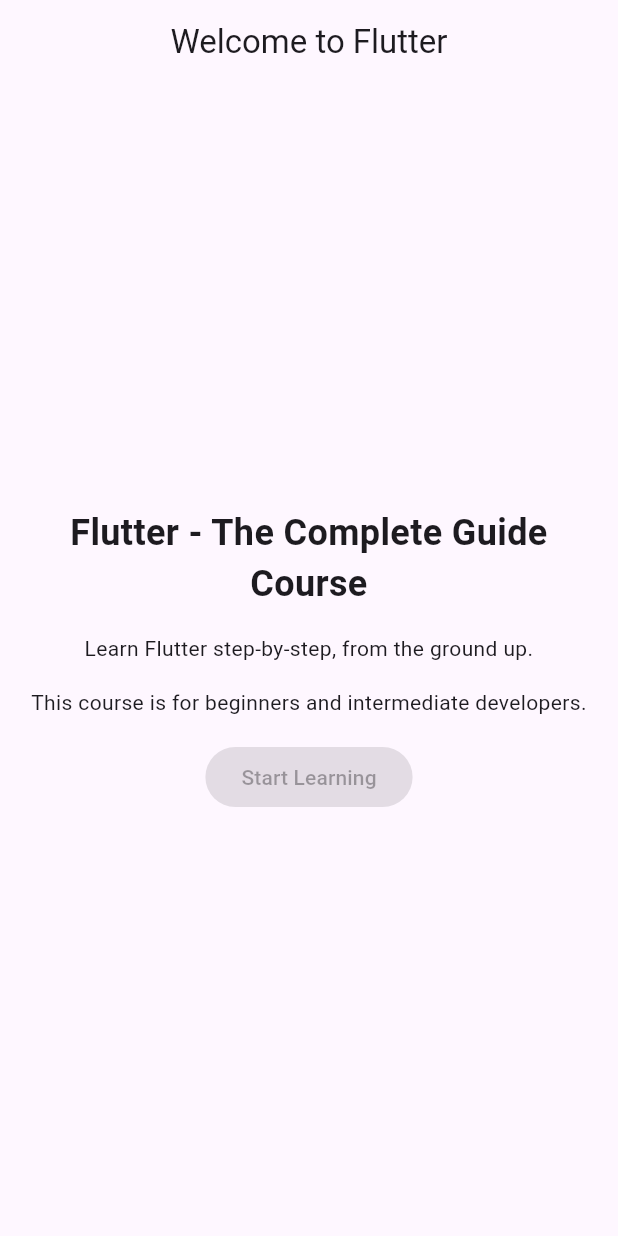
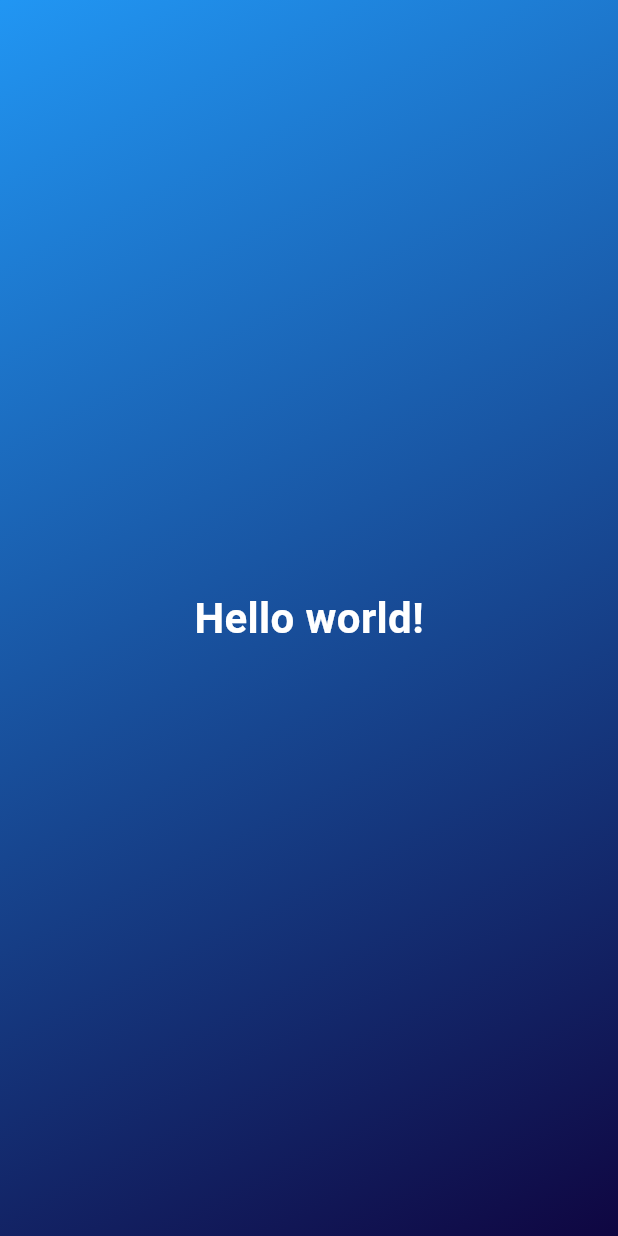
Before and after one commit to lijealso/learn-flutter-dart, a Flutter app: the screen it shows after launch, on a phone screen of 412 x 824 dp. Run offline on Flutter 3.47's test engine with Material 3 defaults, Android fonts, the phone set to English and light mode, and no system bars; our stand-ins replace sensors_plus.

```diff
--- a/first_app/lib/main.dart
+++ b/first_app/lib/main.dart
@@ -1,53 +1,44 @@
 import 'package:flutter/material.dart';
 
 void main() {
-  runApp(const MyApp());
+  runApp(
+    const MaterialApp(
+      home: MyStatelessWidget(title: 'Stateless Example'),
+    ),
+  );
 }
 
-// With Flutter, you create user interfaces by combining "widgets"
-// You'll learn all about them (and much more) throughout this course!
-class MyApp extends StatelessWidget {
-  const MyApp({super.key});
+class MyStatelessWidget extends StatelessWidget {
+  final String title;
 
-  // Every custom widget must have a build() method
-  // It tells Flutter, which widgets make up your custom widget
-  // Again: You'll learn all about that throughout the course!
+  const MyStatelessWidget({super.key, required this.title});
+
   @override
   Widget build(BuildContext context) {
-    // Below, a bunch of built-in widgets are used (provided by Flutter)
-    // They will be explained in the next sections
-    // In this course, you will, of course, not just use them a lot but
-    // also learn about many other widgets!
-    return MaterialApp(
-      title: 'Flutter First App',
-      theme: ThemeData(useMaterial3: true),
-      home: Scaffold(
-        appBar: AppBar(title: const Text('Welcome to Flutter'), centerTitle: true,),
-        body: Container(
-          width: double.infinity,
-          padding: const EdgeInsets.all(12),
-          child: Column(
-            mainAxisAlignment: MainAxisAlignment.center,
-            crossAxisAlignment: CrossAxisAlignment.center,
-            children: const [
-              Text(
-                'Flutter - The Complete Guide Course',
-                textAlign: TextAlign.center,
-                style: TextStyle(fontSize: 24, fontWeight: FontWeight.bold),
-              ),
-              SizedBox(height: 16),
-              Text(
-                'Learn Flutter step-by-step, from the ground up.',
-                textAlign: TextAlign.center,
-              ),
-              SizedBox(height: 16),
-              Text(
-                'This course is for beginners and intermediate developers.',
-                textAlign: TextAlign.center,
-              ),
-              SizedBox(height: 16),
-              ElevatedButton(onPressed: null, child: Text('Start Learning')),
-            ],
+    return Scaffold(
+      body: GradientContainer(),
+    );
+  }
+}
+
+class GradientContainer extends StatelessWidget {
+  @override
+  Widget build(context) {
+    return Container(
+      decoration: const BoxDecoration(
+        gradient: LinearGradient(
+          colors: [Colors.blue, Color.fromARGB(255, 15, 6, 65)],
+          begin: Alignment.topLeft,
+          end: Alignment.bottomRight,
+        ),
+      ),
+      child: const Center(
+        child: Text(
+          'Hello world!',
+          style: TextStyle(
+            fontSize: 28.0,
+            color: Colors.white,
+            fontWeight: FontWeight.bold,
           ),
         ),
       ),
--- a/first_app/pubspec.yaml
+++ b/first_app/pubspec.yaml
@@ -2,7 +2,7 @@ name: first_app
 description: "A new Flutter project."
 # The following line prevents the package from being accidentally published to
 # pub.dev using `flutter pub publish`. This is preferred for private packages.
-publish_to: 'none' # Remove this line if you wish to publish to pub.dev
+publish_to: "none" # Remove this line if you wish to publish to pub.dev
 
 # The following defines the version and build number for your application.
 # A version number is three numbers separated by dots, like 1.2.43
@@ -19,7 +19,7 @@ publish_to: 'none' # Remove this line if you wish to publish to pub.dev
 version: 1.0.0+1
 
 environment:
-  sdk: ^3.9.0-21.0.dev
+  sdk: ">=3.1.3 <4.0.0"
 
 # Dependencies specify other packages that your package needs in order to work.
 # To automatically upgrade your package dependencies to the latest versions
@@ -51,7 +51,6 @@ dev_dependencies:
 
 # The following section is specific to Flutter packages.
 flutter:
-
   # The following line ensures that the Material Icons font is
   # included with your application, so that you can use the icons in
   # the material Icons class.
--- a/speed_app/lib/main.dart
+++ b/speed_app/lib/main.dart
@@ -68,7 +68,7 @@ class _SpeedHomePageState extends State<SpeedHomePage> {
   @override
   Widget build(BuildContext context) {
     return Scaffold(
-      appBar: AppBar(title: Text('Estimated Speed')),
+      appBar: AppBar(title: Text('Estimated Spkkjkhjeed')),
       body: Center(
         child: Text(
           '${_speed.toStringAsFixed(2)} m/s',
```
Also changed, not shown: first_app/pubspec.lock, 1 other file.
